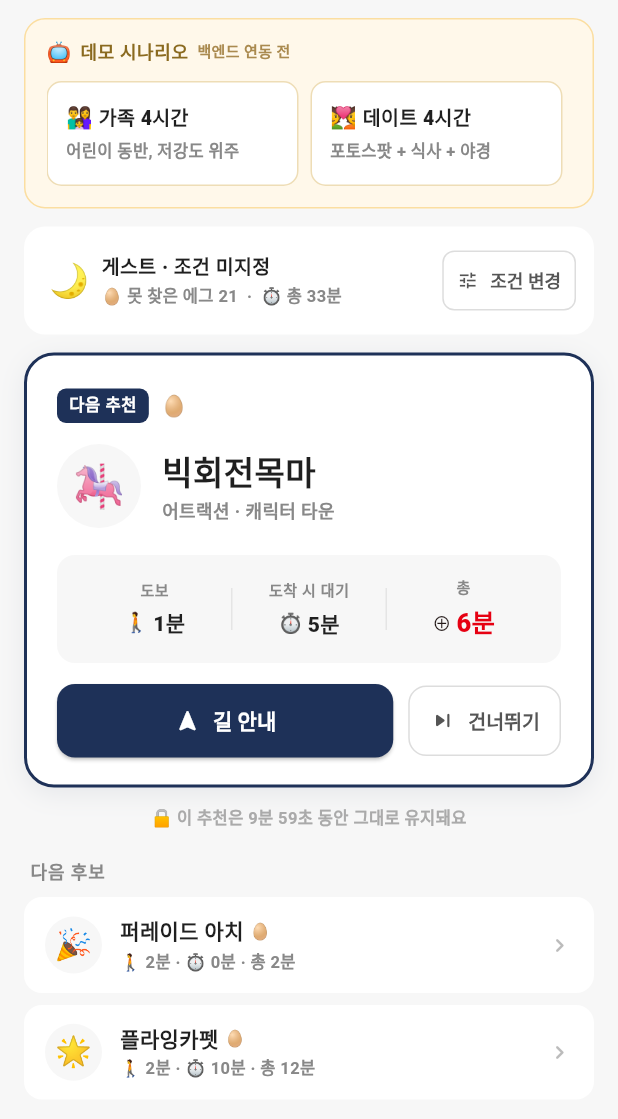
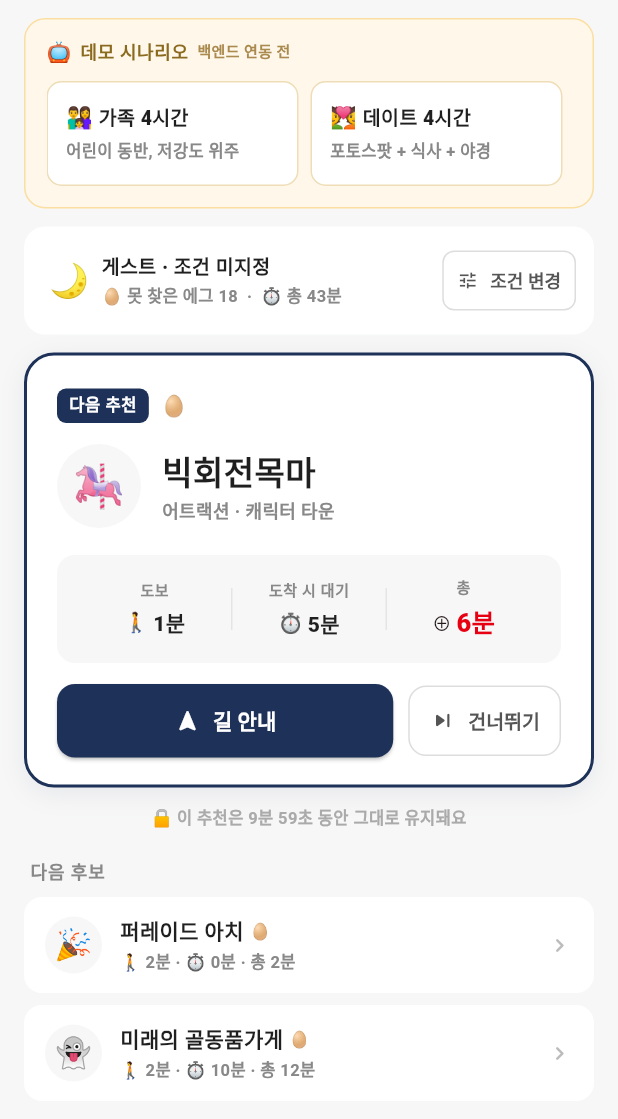
Before and after one commit to 202001381/retrace, a Flutter app: the MyLunaScreen screen opened directly, on a phone screen of 412 x 824 dp. Shown: the top 1119 px of the screen. Run offline on Flutter 3.47's test engine with Material 3 defaults, Android fonts, the phone set to English and light mode, and no system bars; our stand-ins replace cloud_firestore, firebase_core, flutter_map, geolocator, latlong2, shared_preferences; accounts and stored records are empty; Roboto replaces fonts that are missing (Pretendard).

Commit message:
Align kAttractions to Seoul Land official roster (delete 21 fakes)
Cross-referenced our mock against the canonical attraction/food/cafe
list the user pulled from seoulland.co.kr.

Critical correction:
- ghost_cave: 해적소굴 → 미래의 골동품가게 (the previous PR mis-renamed it;
  해적소굴 is in fact a separate 모험의 나라 ride not yet in our mock).

Renamed to official display name:
- bumper_car      → 카트라이더범퍼
- cpk_restaurant  → 캘리포니아피자키친
- ramen_house     → 캐루셀라멘

Removed 21 entries that aren't on the official page:
- 어트랙션 (8): flying_carpet, magic_studio, family_coaster, disco,
              jump_boat, sinbad_adventure, spinning_cup, monorail
- 음식점  (8): rose_hill_cafe, korean_kitchen, rabat_pizza, food_court,
              snack_world, galbi_house, udon_garak, hotdog_stand
- 카페    (5): tom_n_toms, ice_cream_stand, churros_truck,
              baskin_robbins, waffle_house

Demo scenarios + seasonal chapter targets re-routed to real ids only:
- family: family_coaster/korean_kitchen/magic_studio/spinning_cup →
  bumper_car/lotteria/ghost_cave (12 stops, still ~4h)
- thrill: galbi_house/tom_n_toms →
  cpk_restaurant/dunkin (12 stops)
- chapter spring/summer/winter: flying_carpet →
  mini_viking / shot_drop / time_machine_5d respectively

Egg total now 18; _kTotalEggCount updated in home + mypage screens.

Real attractions still missing from the mock (e.g. 해적소굴, 시티패럿,
VR게이트, 또봇트레인, 도레미악단, 쥬라기랜드, 알포스윙은 이미 있고
이름만 다른 케이스도 있음) — adding those needs coordinates per zone,
deferred to a follow-up PR where we drop them in with plausible
positions inside their themed zone bbox.

```diff
--- a/lib/models/attraction.dart
+++ b/lib/models/attraction.dart
@@ -114,7 +114,7 @@ const List<Attraction> kAttractions = [
   ),
   Attraction(
     id: 'bumper_car',
-    name: '범퍼카',
+    name: '카트라이더범퍼',
     category: '어트랙션',
     zone: '캐릭터 타운',
     lat: 37.433, lng: 127.0185,
@@ -135,30 +135,8 @@ const List<Attraction> kAttractions = [
     icon: '⚓', isOperating: true,
   ),
   Attraction(
-    id: 'flying_carpet',
-    name: '플라잉카펫',
-    category: '어트랙션',
-    zone: '세계의 광장',
-    lat: 37.4335, lng: 127.019,
-    indoor: false, heightLimit: 0, thrillLevel: 2, waitMinutes: 10,
-    rating: 4.0, hasEasterEgg: true, chapter: 'spring',
-    description: '하늘을 나는 양탄자 콘셉트의 가족형 어트랙션.',
-    icon: '🌟', isOperating: true,
-  ),
-  Attraction(
-    id: 'rose_hill_cafe',
-    name: '로즈힐 카페',
-    category: '음식점',
-    zone: '세계의 광장',
-    lat: 37.4336, lng: 127.0188,
-    indoor: true, heightLimit: 0, thrillLevel: 0, waitMinutes: 0,
-    rating: 4.0, hasEasterEgg: false, chapter: null,
-    description: '서울랜드 대표 카페. 다양한 음료와 디저트.',
-    icon: '☕', isOperating: true,
-  ),
-  Attraction(
     id: 'cpk_restaurant',
-    name: 'CPK 레스토랑',
+    name: '캘리포니아피자키친',
     category: '음식점',
     zone: '세계의 광장',
     lat: 37.4333, lng: 127.0186,
@@ -192,7 +170,7 @@ const List<Attraction> kAttractions = [
   ),
   Attraction(
     id: 'ghost_cave',
-    name: '해적소굴',
+    name: '미래의 골동품가게',
     category: '어트랙션',
     zone: '캐릭터 타운',
     lat: 37.4340, lng: 127.0185,
@@ -200,17 +178,6 @@ const List<Attraction> kAttractions = [
     rating: 3.9, hasEasterEgg: true, chapter: 'winter',
     description: '으스스한 분위기의 다크 라이드.',
     icon: '👻', isOperating: true,
-  ),
-  Attraction(
-    id: 'magic_studio',
-    name: '매직스튜디오',
-    category: '어트랙션',
-    zone: '캐릭터 타운',
-    lat: 37.4332, lng: 127.0187,
-    indoor: true, heightLimit: 0, thrillLevel: 1, waitMinutes: 8,
-    rating: 4.1, hasEasterEgg: false, chapter: 'spring',
-    description: '마법쇼와 실내 체험관.',
-    icon: '🎩', isOperating: true,
   ),
   Attraction(
     id: 'lava_twister',
@@ -235,39 +202,6 @@ const List<Attraction> kAttractions = [
     description: '한식·양식 코스 메뉴.',
     icon: '🍽️', isOperating: true,
   ),
-  Attraction(
-    id: 'korean_kitchen',
-    name: '한밥상',
-    category: '음식점',
-    zone: '세계의 광장',
-    lat: 37.4334, lng: 127.0177,
-    indoor: true, heightLimit: 0, thrillLevel: 0, waitMinutes: 0,
-    rating: 4.0, hasEasterEgg: false, chapter: null,
-    description: '한식 정식 전문.',
-    icon: '🍚', isOperating: true,
-  ),
-  Attraction(
-    id: 'rabat_pizza',
-    name: '라바피자',
-    category: '음식점',
-    zone: '모험의 나라',
-    lat: 37.4344, lng: 127.0211,
-    indoor: true, heightLimit: 0, thrillLevel: 0, waitMinutes: 0,
-    rating: 3.9, hasEasterEgg: false, chapter: null,
-    description: '화덕 피자·파스타.',
-    icon: '🍕', isOperating: true,
-  ),
-  Attraction(
-    id: 'food_court',
-    name: '월드푸드코트',
-    category: '음식점',
-    zone: '세계의 광장',
-    lat: 37.4337, lng: 127.0197,
-    indoor: true, heightLimit: 0, thrillLevel: 0, waitMinutes: 0,
-    rating: 3.8, hasEasterEgg: false, chapter: null,
-    description: '다국적 요리 한 자리에.',
-    icon: '🍱', isOperating: true,
-  ),
   // ─── 카페 (5) ───────────────────────────────────────────
   Attraction(
     id: 'cafe_bene',
@@ -279,39 +213,6 @@ const List<Attraction> kAttractions = [
     rating: 4.0, hasEasterEgg: false, chapter: null,
     description: '호수 뷰 베이커리 카페.',
     icon: '☕', isOperating: true,
-  ),
-  Attraction(
-    id: 'tom_n_toms',
-    name: '탐앤탐스',
-    category: '카페',
-    zone: '세계의 광장',
-    lat: 37.4343, lng: 127.0202,
-    indoor: true, heightLimit: 0, thrillLevel: 0, waitMinutes: 0,
-    rating: 3.9, hasEasterEgg: false, chapter: null,
-    description: '프레즐과 커피.',
-    icon: '🥨', isOperating: true,
-  ),
-  Attraction(
-    id: 'ice_cream_stand',
-    name: '아이스크림 매대',
-    category: '카페',
-    zone: '모험의 나라',
-    lat: 37.4340, lng: 127.0204,
-    indoor: false, heightLimit: 0, thrillLevel: 0, waitMinutes: 0,
-    rating: 3.7, hasEasterEgg: false, chapter: null,
-    description: '소프트콘과 슬러시.',
-    icon: '🍦', isOperating: true,
-  ),
-  Attraction(
-    id: 'churros_truck',
-    name: '츄러스 푸드트럭',
-    category: '카페',
-    zone: '미래의 나라',
-    lat: 37.4350, lng: 127.0196,
-    indoor: false, heightLimit: 0, thrillLevel: 0, waitMinutes: 0,
-    rating: 4.1, hasEasterEgg: false, chapter: null,
-    description: '갓 튀긴 츄러스와 핫초코.',
-    icon: '🥯', isOperating: true,
   ),
   // ─── 포토스팟 (5) ───────────────────────────────────────
   Attraction(
@@ -371,17 +272,6 @@ const List<Attraction> kAttractions = [
     icon: '🚀', isOperating: true,
   ),
   Attraction(
-    id: 'family_coaster',
-    name: '패밀리코스터',
-    category: '어트랙션',
-    zone: '캐릭터 타운',
-    lat: 37.4329, lng: 127.0189,
-    indoor: false, heightLimit: 100, thrillLevel: 2, waitMinutes: 12,
-    rating: 4.1, hasEasterEgg: false, chapter: 'spring',
-    description: '어린이도 탈 수 있는 입문용 코스터.',
-    icon: '🚂', isOperating: true,
-  ),
-  Attraction(
     id: 'x_flyer',
     name: 'X-플라이어',
     category: '어트랙션',
@@ -393,17 +283,6 @@ const List<Attraction> kAttractions = [
     icon: '🦅', isOperating: true,
   ),
   Attraction(
-    id: 'disco',
-    name: '디스코',
-    category: '어트랙션',
-    zone: '모험의 나라',
-    lat: 37.4338, lng: 127.0208,
-    indoor: false, heightLimit: 110, thrillLevel: 3, waitMinutes: 15,
-    rating: 4.0, hasEasterEgg: false, chapter: 'summer',
-    description: '음악에 맞춰 회전하는 원반형 라이드.',
-    icon: '💿', isOperating: true,
-  ),
-  Attraction(
     id: 'mini_viking',
     name: '미니바이킹',
     category: '어트랙션',
@@ -413,28 +292,6 @@ const List<Attraction> kAttractions = [
     rating: 3.9, hasEasterEgg: false, chapter: 'spring',
     description: '유아·아동용 미니 해적선.',
     icon: '⚓', isOperating: true,
-  ),
-  Attraction(
-    id: 'jump_boat',
-    name: '점프보트',
-    category: '어트랙션',
-    zone: '모험의 나라',
-    lat: 37.4340, lng: 127.0214,
-    indoor: false, heightLimit: 110, thrillLevel: 3, waitMinutes: 14,
-    rating: 4.0, hasEasterEgg: false, chapter: 'summer',
-    description: '수면 위를 튕기듯 달리는 보트 어트랙션.',
-    icon: '🚤', isOperating: true,
-  ),
-  Attraction(
-    id: 'sinbad_adventure',
-    name: '신밧드의 모험',
-    category: '어트랙션',
-    zone: '모험의 나라',
-    lat: 37.4343, lng: 127.0207,
-    indoor: true, heightLimit: 0, thrillLevel: 2, waitMinutes: 10,
-    rating: 4.2, hasEasterEgg: true, chapter: 'winter',
-    description: '동굴 속 항해 다크 라이드.',
-    icon: '🧞', isOperating: true,
   ),
   Attraction(
     id: 'shooting_adventure',
@@ -458,28 +315,6 @@ const List<Attraction> kAttractions = [
     description: '하늘을 빙글빙글 도는 비행기.',
     icon: '✈️', isOperating: true,
   ),
-  Attraction(
-    id: 'monorail',
-    name: '스카이 모노레일',
-    category: '어트랙션',
-    zone: '세계의 광장',
-    lat: 37.4339, lng: 127.0192,
-    indoor: false, heightLimit: 0, thrillLevel: 1, waitMinutes: 12,
-    rating: 4.0, hasEasterEgg: true, chapter: 'spring',
-    description: '공중에서 서울랜드 전경을 한 바퀴.',
-    icon: '🚝', isOperating: true,
-  ),
-  Attraction(
-    id: 'spinning_cup',
-    name: '회전컵',
-    category: '어트랙션',
-    zone: '캐릭터 타운',
-    lat: 37.4334, lng: 127.0190,
-    indoor: false, heightLimit: 0, thrillLevel: 2, waitMinutes: 7,
-    rating: 4.0, hasEasterEgg: false, chapter: 'spring',
-    description: '돌리면 돌릴수록 빨라지는 회전 컵.',
-    icon: '🍵', isOperating: true,
-  ),
   // ─── 추가 음식점 (6) ────────────────────────────────────
   Attraction(
     id: 'lotteria',
@@ -493,30 +328,8 @@ const List<Attraction> kAttractions = [
     icon: '🍔', isOperating: true,
   ),
   Attraction(
-    id: 'snack_world',
-    name: '스낵월드',
-    category: '음식점',
-    zone: '캐릭터 타운',
-    lat: 37.4331, lng: 127.0186,
-    indoor: true, heightLimit: 0, thrillLevel: 0, waitMinutes: 0,
-    rating: 3.8, hasEasterEgg: false, chapter: null,
-    description: '떡볶이·튀김·김밥 등 분식 모음.',
-    icon: '🍢', isOperating: true,
-  ),
-  Attraction(
-    id: 'galbi_house',
-    name: '한우갈비집',
-    category: '음식점',
-    zone: '삼천리 동산',
-    lat: 37.4348, lng: 127.0180,
-    indoor: true, heightLimit: 0, thrillLevel: 0, waitMinutes: 0,
-    rating: 4.3, hasEasterEgg: false, chapter: null,
-    description: '한우 양념갈비 정식.',
-    icon: '🥩', isOperating: true,
-  ),
-  Attraction(
     id: 'ramen_house',
-    name: '라멘 하우스',
+    name: '캐루셀라멘',
     category: '음식점',
     zone: '세계의 광장',
     lat: 37.4341, lng: 127.0188,
@@ -525,40 +338,7 @@ const List<Attraction> kAttractions = [
     description: '돈코츠·미소·시오 라멘.',
     icon: '🍜', isOperating: true,
   ),
-  Attraction(
-    id: 'udon_garak',
-    name: '우동가락',
-    category: '음식점',
-    zone: '미래의 나라',
-    lat: 37.4349, lng: 127.0207,
-    indoor: true, heightLimit: 0, thrillLevel: 0, waitMinutes: 0,
-    rating: 3.9, hasEasterEgg: false, chapter: null,
-    description: '직접 뽑은 우동면.',
-    icon: '🍲', isOperating: true,
-  ),
-  Attraction(
-    id: 'hotdog_stand',
-    name: '핫도그 스탠드',
-    category: '음식점',
-    zone: '모험의 나라',
-    lat: 37.4337, lng: 127.0212,
-    indoor: false, heightLimit: 0, thrillLevel: 0, waitMinutes: 0,
-    rating: 3.8, hasEasterEgg: false, chapter: null,
-    description: '아메리칸 콘도그.',
-    icon: '🌭', isOperating: true,
-  ),
-  // ─── 추가 카페 (3) ──────────────────────────────────────
-  Attraction(
-    id: 'baskin_robbins',
-    name: '배스킨라빈스',
-    category: '카페',
-    zone: '세계의 광장',
-    lat: 37.4344, lng: 127.0190,
-    indoor: true, heightLimit: 0, thrillLevel: 0, waitMinutes: 0,
-    rating: 4.1, hasEasterEgg: false, chapter: null,
-    description: '31가지 아이스크림.',
-    icon: '🍨', isOperating: true,
-  ),
+  // ─── 추가 카페 ──────────────────────────────────────────
   Attraction(
     id: 'dunkin',
     name: '던킨도너츠',
@@ -570,18 +350,7 @@ const List<Attraction> kAttractions = [
     description: '도넛과 커피.',
     icon: '🍩', isOperating: true,
   ),
-  Attraction(
-    id: 'waffle_house',
-    name: '와플 하우스',
-    category: '카페',
-    zone: '캐릭터 타운',
-    lat: 37.4328, lng: 127.0188,
-    indoor: false, heightLimit: 0, thrillLevel: 0, waitMinutes: 0,
-    rating: 4.0, hasEasterEgg: false, chapter: null,
-    description: '벨기에식 생크림 와플.',
-    icon: '🧇', isOperating: true,
-  ),
-  // ─── 추가 포토스팟 (25) ─────────────────────────────────
+  // ─── 추가 포토스팟 ──────────────────────────────────────
   Attraction(
     id: 'main_gate_arch',
     name: '정문 아치',
@@ -861,8 +630,8 @@ const List<Attraction> kAttractions = [
 
 /// 챕터별 대상 어트랙션 ID. 챕터 내 이스터에그 어트랙션 전부 발견 → 챕터 완료.
 const Map<String, List<String>> kChapterTargets = {
-  'spring': ['cherry_blossom_path', 'carousel', 'bumper_car', 'flying_carpet', 'viking'],
-  'summer': ['flume_ride', 'sky_x', 'viking', 'bumper_car', 'flying_carpet'],
+  'spring': ['cherry_blossom_path', 'carousel', 'bumper_car', 'mini_viking', 'viking'],
+  'summer': ['flume_ride', 'sky_x', 'viking', 'bumper_car', 'shot_drop'],
   'autumn': ['galaxy_888', 'blackhole_2000', 'gyro_swing', 'shot_drop', 'viking'],
-  'winter': ['carousel', 'santa_restaurant', 'bumper_car', 'blackhole_2000', 'flying_carpet'],
+  'winter': ['carousel', 'santa_restaurant', 'bumper_car', 'blackhole_2000', 'time_machine_5d'],
 };
--- a/lib/models/demo_scenario.dart
+++ b/lib/models/demo_scenario.dart
@@ -14,17 +14,16 @@ enum DemoScenario {
     rationale: '아이가 즐길 수 있는 저스릴 어트랙션과 휴식·점심을 균형있게 배치했어요',
     stopIds: [
       'main_gate_arch',
-      'carousel',
-      'time_machine_5d',         // 가족형 indoor 어트랙션 (실재)
-      'family_coaster',          // TODO: 공식 목록 대조 필요
-      'mini_airplane',           // 깜부비행기 — 실재 확인
-      'korean_kitchen',          // 점심
+      'carousel',                // 빅회전목마
+      'time_machine_5d',         // 타임머신 5D 360 (실재)
+      'bumper_car',              // 카트라이더범퍼 (실재)
+      'mini_airplane',           // 깜부비행기 (실재)
+      'lotteria',                // 점심 — 롯데리아 (공식 음식점)
       'mini_viking',
-      'magic_studio',            // TODO: 공식 목록 대조 필요
-      'shooting_adventure',      // 사격장 — 실재 확인 (모험의 나라)
+      'ghost_cave',              // 미래의 골동품가게 (실재 indoor)
+      'shooting_adventure',      // 사격장 (실재)
       'flower_garden',
-      'spinning_cup',
-      'cafe_bene',               // 휴식
+      'cafe_bene',               // 휴식 — 카페베네 (공식)
       'center_clock_tower',
     ],
   ),
@@ -57,14 +56,14 @@ enum DemoScenario {
       'main_gate_arch',
       'blackhole_2000',
       'galaxy_888',
-      'viking',
+      'viking',                  // 킹바이킹
       'sky_x',
       'lava_twister',
-      'galbi_house',             // 점심
+      'cpk_restaurant',          // 점심 — 캘리포니아피자키친 (공식)
       'shot_drop',
-      'x_flyer',
-      'gyro_swing',              // 알포스윙 — 실재 확인 (캐릭터타운)
-      'tom_n_toms',              // TODO: 공식 목록 대조 필요
+      'x_flyer',                 // 엑스플라이어
+      'gyro_swing',              // 알포스윙 (실재)
+      'dunkin',                  // 카페 — 던킨도너츠 (공식)
       'night_view_deck',         // TODO: 공식 목록 대조 필요
     ],
   );
--- a/lib/screens/archive_screen.dart
+++ b/lib/screens/archive_screen.dart
@@ -33,10 +33,10 @@ class _ArchiveScreenState extends State<ArchiveScreen> {
   };
 
   final Map<_Season, List<String>> _chapterTargets = {
-    _Season.spring: ['cherry_blossom_path', 'carousel', 'bumper_car', 'flying_carpet', 'viking'],
-    _Season.summer: ['flume_ride', 'sky_x', 'viking', 'bumper_car', 'flying_carpet'],
+    _Season.spring: ['cherry_blossom_path', 'carousel', 'bumper_car', 'mini_viking', 'viking'],
+    _Season.summer: ['flume_ride', 'sky_x', 'viking', 'bumper_car', 'shot_drop'],
     _Season.autumn: ['galaxy_888', 'blackhole_2000', 'gyro_swing', 'shot_drop', 'viking'],
-    _Season.winter: ['carousel', 'santa_restaurant', 'bumper_car', 'blackhole_2000', 'flying_carpet'],
+    _Season.winter: ['carousel', 'santa_restaurant', 'bumper_car', 'blackhole_2000', 'time_machine_5d'],
   };
 
   final List<Map<String, dynamic>> _timelines = [
--- a/lib/screens/home_screen.dart
+++ b/lib/screens/home_screen.dart
@@ -66,7 +66,7 @@ class _HomeScreenState extends State<HomeScreen> {
   // 루나 프라이싱 입력값 (영속화 stub — 실제 함수 도입 전까지는 표시용).
   int? _lastVisitDaysAgo;
   int _missingEggCount = 0;
-  static const int _kTotalEggCount = 21; // kAttractions 중 hasEasterEgg=true 개수.
+  static const int _kTotalEggCount = 18; // kAttractions 중 hasEasterEgg=true 개수.
 
   // 루나 프라이싱 자동 팝업 쿨다운 24h.
   static const String _kPricingSeenAtKey = 'pricing_popup_last_seen_at';
--- a/lib/screens/mypage/mypage_screen.dart
+++ b/lib/screens/mypage/mypage_screen.dart
@@ -18,8 +18,8 @@ class MypageScreen extends StatefulWidget {
 }
 
 class _MypageScreenState extends State<MypageScreen> {
-  // kAttractions 중 hasEasterEgg=true 개수 (현재 21).
-  static const int _kTotalEggCount = 21;
+  // kAttractions 중 hasEasterEgg=true 개수 (현재 18).
+  static const int _kTotalEggCount = 18;
 
   SurveyAnswers? _survey;
   int _discoveredEggs = 0;
```
